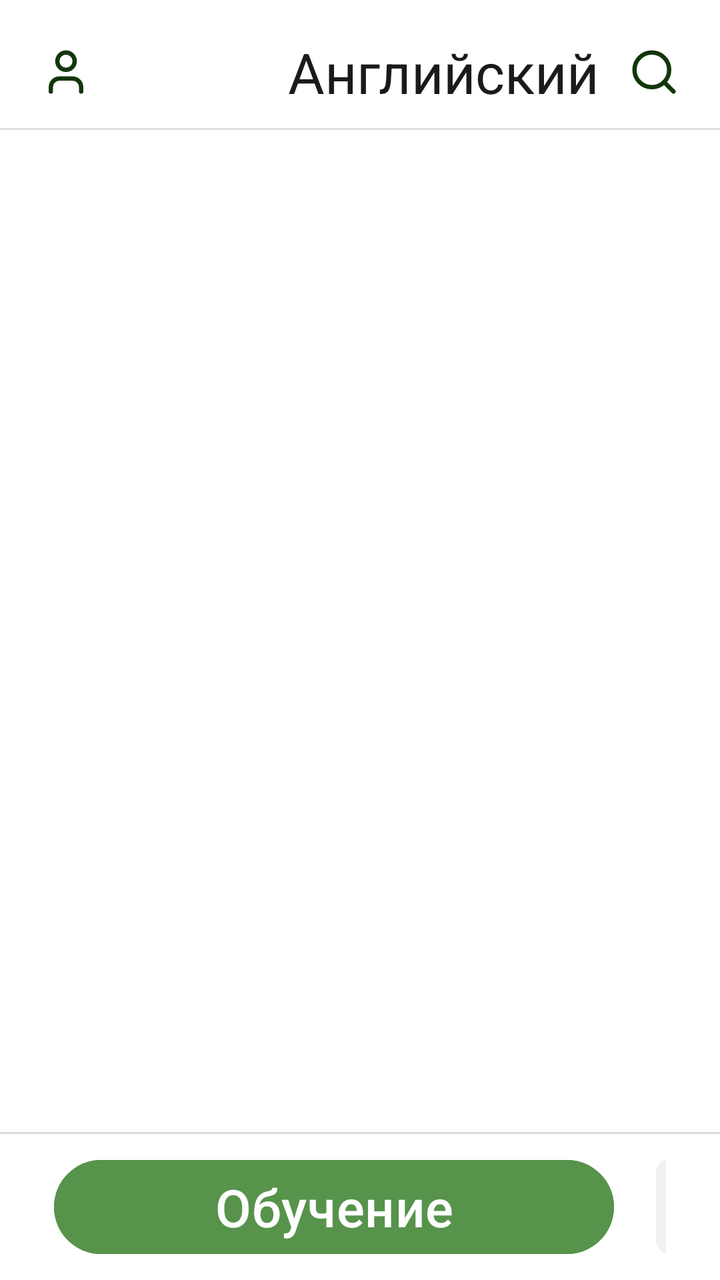
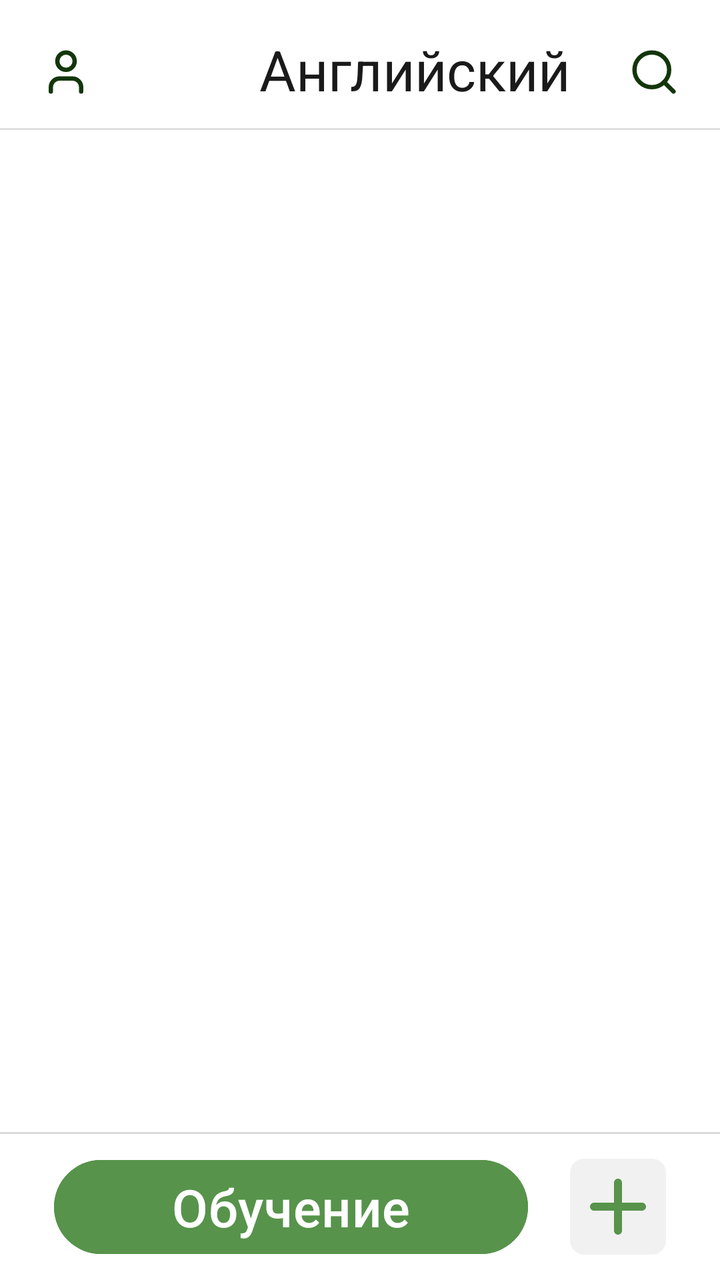

Screens rendered from an Android XML layout before and after an edit, with the pre-edit source and the edit as a unified diff.
<!-- AndroidManifest.xml: application theme Theme.EnglishApp -->
<!-- res/layout/words_list.xml -->
<?xml version="1.0" encoding="utf-8"?>
<FrameLayout xmlns:android="http://schemas.android.com/apk/res/android"
    android:layout_width="match_parent"
    android:layout_height="match_parent"
    android:background="@color/white">

    <LinearLayout
        android:layout_width="match_parent"
        android:layout_height="match_parent"
        android:orientation="vertical">

        <LinearLayout
            android:layout_width="match_parent"
            android:layout_height="wrap_content"
            android:orientation="vertical">

            <LinearLayout
                    android:layout_width="match_parent"
                    android:layout_height="56dp"
                    android:layout_marginTop="8dp"
                    android:gravity="center_vertical"
                    android:paddingHorizontal="20dp" >

                    <ImageView
                        android:layout_width="26dp"
                        android:layout_height="26dp"
                        android:src="@drawable/usericon" />

                    <ImageView
                        android:layout_width="40dp"
                        android:layout_height="40dp"
                        android:layout_marginStart="43dp"
                        android:src="@mipmap/enlish_flag_img" />

                    <TextView
                        android:layout_width="0dp"
                        android:layout_height="wrap_content"
                        android:layout_weight="1"
                        android:layout_marginStart="15dp"
                        android:text="Английский"
                        android:textSize="28sp"
                        android:textColor="@color/textMainColor" />

                    <ImageView
                        android:layout_width="26dp"
                        android:layout_height="26dp"
                        android:src="@drawable/searchicon" />

                </LinearLayout>
            <View
                android:layout_width="match_parent"
                android:layout_height="1dp"
                android:background="#E0E0E0" />
        </LinearLayout>

        <ScrollView
            android:layout_width="match_parent"
            android:layout_height="match_parent">

            <LinearLayout
                android:id="@+id/words_list"
                android:layout_width="match_parent"
                android:layout_height="wrap_content"
                android:orientation="vertical"
                android:paddingTop="10dp"
                android:paddingBottom="90dp"
                 />
        </ScrollView>

    </LinearLayout>


    <LinearLayout
        android:layout_width="match_parent"
        android:layout_height="wrap_content"
        android:layout_gravity="bottom"
        android:orientation="vertical">
        <View
            android:layout_width="match_parent"
            android:layout_height="1dp"
            android:background="#E0E0E0" />
    <LinearLayout
        android:layout_width="match_parent"
        android:layout_height="73dp"
        android:layout_gravity="bottom"
        android:gravity="center_vertical"
        android:paddingHorizontal="27dp"
        android:background="@color/white"
        android:elevation="12dp">

        <Button
            android:id="@+id/btn_learning"
            android:textStyle=""
            android:text="Обучение"
            android:textSize="26sp"
            android:backgroundTint="@color/greenMain"
            android:layout_height="55dp"
            android:layout_width="280dp"
            />

        <ImageButton
            android:id="@+id/btn_add"
            android:layout_width="48dp"
            android:layout_height="48dp"
            android:layout_marginStart="21dp"
            android:scaleType="fitCenter"
            android:background="@drawable/btn_gray_rounded"
            android:src="@drawable/round_add_24"
            android:cropToPadding="false"
             />
    </LinearLayout>
    </LinearLayout>

</FrameLayout>
<!-- resources referenced by this layout -->
<resources>
  <color name="greenMain">#57934B</color>
  <color name="textMainColor">#1A1A1A</color>
  <color name="white">#FFFFFFFF</color>
  <!-- drawable btn_gray_rounded (drawable) -->
  <?xml version="1.0" encoding="utf-8"?>
  <shape xmlns:android="http://schemas.android.com/apk/res/android">
      <solid android:color="@color/grayMain"/>
      <corners android:radius="7dp" />
  </shape>
  <!-- drawable round_add_24 (drawable) -->
  <vector xmlns:android="http://schemas.android.com/apk/res/android" android:height="24dp" android:tint="#57934B" android:viewportHeight="24" android:viewportWidth="24" android:width="24dp">
        
      <path android:fillColor="@android:color/white" android:pathData="M18,13h-5v5c0,0.55 -0.45,1 -1,1s-1,-0.45 -1,-1v-5H6c-0.55,0 -1,-0.45 -1,-1s0.45,-1 1,-1h5V6c0,-0.55 0.45,-1 1,-1s1,0.45 1,1v5h5c0.55,0 1,0.45 1,1s-0.45,1 -1,1z"/>
      
  </vector>
  <!-- drawable searchicon (drawable) -->
  <vector xmlns:android="http://schemas.android.com/apk/res/android"
      android:width="24dp"
      android:height="24dp"
      android:viewportWidth="24"
      android:viewportHeight="24">
    <path
        android:pathData="M21,21L16.66,16.66"
        android:strokeLineJoin="round"
        android:strokeWidth="2"
        android:fillColor="#00000000"
        android:strokeColor="#13360A"
        android:strokeLineCap="round"/>
    <path
        android:pathData="M11,19C15.418,19 19,15.418 19,11C19,6.582 15.418,3 11,3C6.582,3 3,6.582 3,11C3,15.418 6.582,19 11,19Z"
        android:strokeLineJoin="round"
        android:strokeWidth="2"
        android:fillColor="#00000000"
        android:strokeColor="#13360A"
        android:strokeLineCap="round"/>
  </vector>
  <!-- drawable usericon (drawable) -->
  <vector xmlns:android="http://schemas.android.com/apk/res/android"
      android:width="24dp"
      android:height="24dp"
      android:viewportWidth="24"
      android:viewportHeight="24">
    <path
        android:pathData="M19,21V19C19,17.939 18.579,16.922 17.828,16.172C17.078,15.421 16.061,15 15,15H9C7.939,15 6.922,15.421 6.172,16.172C5.421,16.922 5,17.939 5,19V21"
        android:strokeLineJoin="round"
        android:strokeWidth="2"
        android:fillColor="#00000000"
        android:strokeColor="#13360A"
        android:strokeLineCap="round"/>
    <path
        android:pathData="M12,11C14.209,11 16,9.209 16,7C16,4.791 14.209,3 12,3C9.791,3 8,4.791 8,7C8,9.209 9.791,11 12,11Z"
        android:strokeLineJoin="round"
        android:strokeWidth="2"
        android:fillColor="#00000000"
        android:strokeColor="#13360A"
        android:strokeLineCap="round"/>
  </vector>
  <!-- mipmap enlish_flag_img (mipmap-anydpi-v26) -->
  <?xml version="1.0" encoding="utf-8"?>
  <adaptive-icon xmlns:android="http://schemas.android.com/apk/res/android">
      <background android:drawable="@color/enlish_flag_img_background"/>
      <foreground android:drawable="@mipmap/enlish_flag_img_foreground"/>
  </adaptive-icon>
  <style name="Theme.EnglishApp" parent="Base.Theme.EnglishApp" />
  <color name="grayMain">#F1F1F1</color>
  <color name="enlish_flag_img_background">#FFFFFF</color>
  <style name="Base.Theme.EnglishApp" parent="Theme.Material3.DayNight.NoActionBar">
          <item name="android:windowBackground">@color/white</item>
      </style>
</resources>

<!-- the commit's change to res/layout/words_list.xml (unified diff, before → after) -->
@@ -26,21 +26,25 @@
                         android:layout_height="26dp"
                         android:src="@drawable/usericon" />
 
-                    <ImageView
-                        android:layout_width="40dp"
-                        android:layout_height="40dp"
-                        android:layout_marginStart="43dp"
-                        android:src="@mipmap/enlish_flag_img" />
+                    <LinearLayout
+                        android:layout_width="wrap_content"
+                        android:layout_height="wrap_content"
+                        android:layout_weight="0.8"
+                        android:gravity="center_horizontal"
+                        >
+                        <ImageView
+                            android:layout_width="40dp"
+                            android:layout_height="40dp"
+                            android:src="@mipmap/enlish_flag_img" />
 
-                    <TextView
-                        android:layout_width="0dp"
-                        android:layout_height="wrap_content"
-                        android:layout_weight="1"
-                        android:layout_marginStart="15dp"
-                        android:text="Английский"
-                        android:textSize="28sp"
-                        android:textColor="@color/textMainColor" />
-
+                        <TextView
+                            android:layout_width="wrap_content"
+                            android:layout_height="wrap_content"
+                            android:layout_marginStart="15dp"
+                            android:text="Английский"
+                            android:textSize="28sp"
+                            android:textColor="@color/textMainColor" />
+                    </LinearLayout>
                     <ImageView
                         android:layout_width="26dp"
                         android:layout_height="26dp"
@@ -90,12 +94,12 @@
 
         <Button
             android:id="@+id/btn_learning"
-            android:textStyle=""
             android:text="Обучение"
             android:textSize="26sp"
             android:backgroundTint="@color/greenMain"
             android:layout_height="55dp"
-            android:layout_width="280dp"
+            android:layout_width="wrap_content"
+            android:layout_weight="0.8"
             />
 
         <ImageButton
